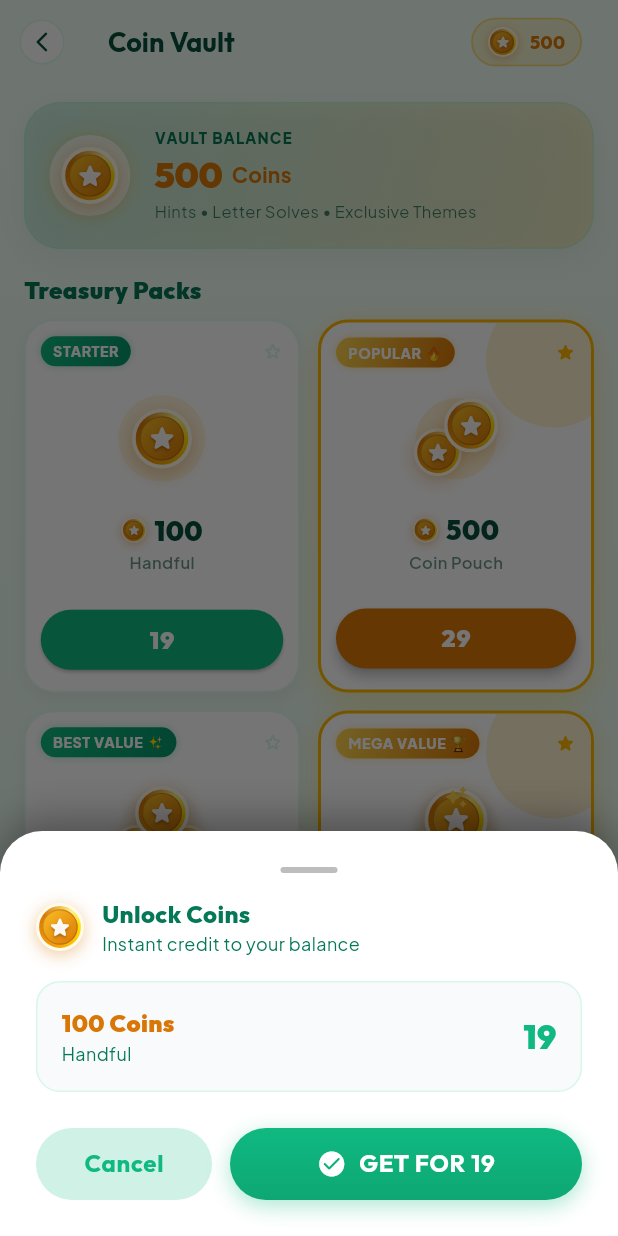
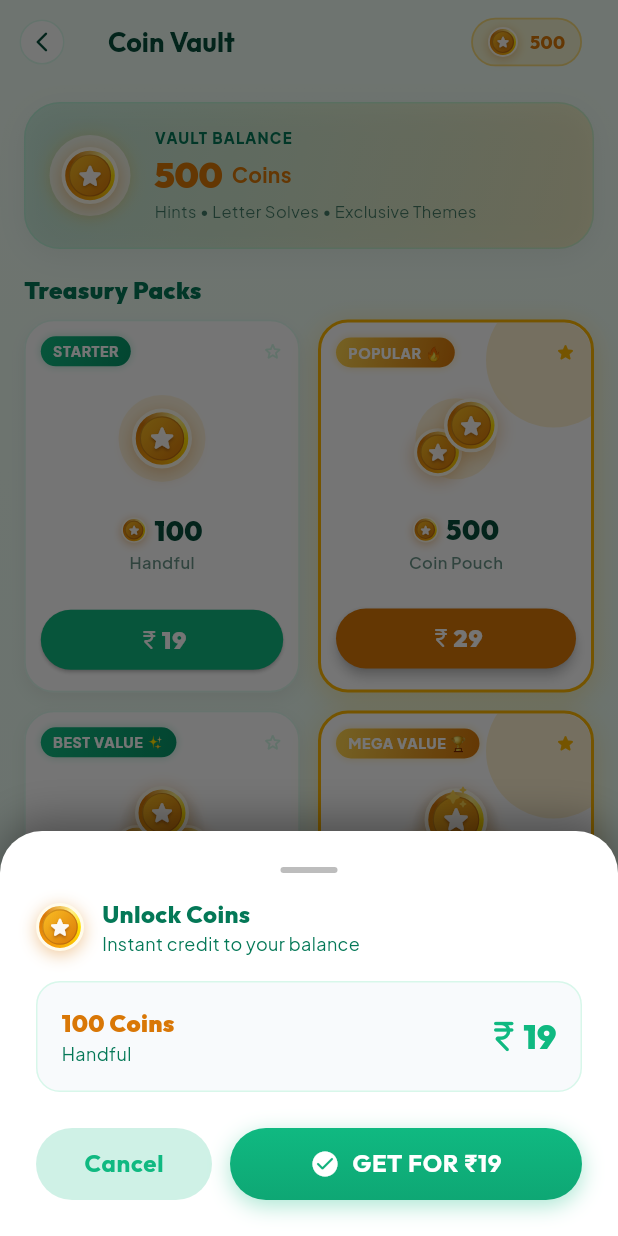
Before and after one commit to beingsbh/hunt_the_word, a Flutter app: the CoinStoreScreen screen opened directly, after a tap on "19", on a phone screen of 412 x 824 dp. Run offline on Flutter 3.47's test engine with Material 3 defaults, Android fonts, the light colour scheme and no system bars; our stand-ins replace google_fonts, hive_ce_flutter; accounts and stored records are empty.

Commit message:
feat: add rupee icon and symbol to coin pack prices in store screen

```diff
--- a/lib/features/store/screens/coin_store_screen.dart
+++ b/lib/features/store/screens/coin_store_screen.dart
@@ -487,7 +487,7 @@ class CoinStoreScreen extends StatelessWidget {
                     ],
                   ),
 
-                  // Tactile Price Button (No INR, pure numerical price)
+                  // Tactile Price Button with Rupee Icon
                   ElevatedButton(
                     onPressed: () => _onPurchase(context, pack, profile),
                     style: ElevatedButton.styleFrom(
@@ -501,13 +501,24 @@ class CoinStoreScreen extends StatelessWidget {
                         borderRadius: AppRadius.radiusPill,
                       ),
                     ),
-                    child: Text(
+                    child: Row(
+                      mainAxisAlignment: MainAxisAlignment.center,
+                      mainAxisSize: MainAxisSize.min,
+                      children: [
+                        const Icon(
+                          Icons.currency_rupee_rounded,
+                          size: 16,
+                          color: Colors.white,
+                        ),
+                        Text(
                           '${pack.price}',
                           style: const TextStyle(
                             fontSize: 16,
                             fontWeight: FontWeight.w900,
                             letterSpacing: 0.6,
                           ),
+                        ),
+                      ],
                     ),
                   ),
                 ],
@@ -765,12 +776,22 @@ class _PurchaseConfirmSheet extends StatelessWidget {
                       ),
                     ],
                   ),
+                  Row(
+                    mainAxisSize: MainAxisSize.min,
+                    children: [
+                      Icon(
+                        Icons.currency_rupee_rounded,
+                        size: 26,
+                        color: theme.colorScheme.primary,
+                      ),
                       Text(
                         '${pack.price}',
                         style: AppTextStyles.headlineLarge(
                           fontWeight: FontWeight.w900,
                           color: theme.colorScheme.primary,
                         ),
+                      ),
+                    ],
                   ),
                 ],
               ),
@@ -792,7 +813,7 @@ class _PurchaseConfirmSheet extends StatelessWidget {
                 Expanded(
                   flex: 2,
                   child: AppButton(
-                    text: 'GET FOR ${pack.price}',
+                    text: 'GET FOR ₹${pack.price}',
                     icon: Icons.check_circle_rounded,
                     height: 48,
                     onPressed: onConfirm,
```
Lines whose indentation alone changed are shown as unchanged.
